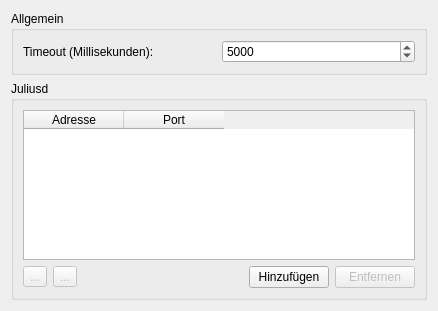
Old version of the form ui/networksettingsdlg.ui in the repository KDE/simon.
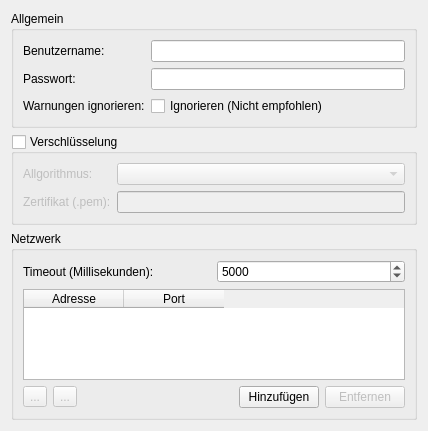
New version of the form. Icons and pictures are not drawn.

```diff
--- a/ui/networksettingsdlg.ui
+++ b/ui/networksettingsdlg.ui
@@ -5,8 +5,8 @@
    <rect>
     <x>0</x>
     <y>0</y>
-    <width>438</width>
-    <height>311</height>
+    <width>428</width>
+    <height>431</height>
    </rect>
   </property>
   <property name="windowTitle" >
@@ -28,22 +28,78 @@
       <item row="0" column="0" >
        <widget class="QLabel" name="label" >
         <property name="text" >
-         <string>Timeout (Millisekunden):</string>
+         <string>Benutzername:</string>
         </property>
        </widget>
       </item>
       <item row="0" column="1" >
-       <widget class="QSpinBox" name="sbTimeout" >
-        <property name="minimum" >
-         <number>500</number>
+       <widget class="QLineEdit" name="leUser" />
+      </item>
+      <item row="1" column="0" >
+       <widget class="QLabel" name="lbPassword" >
+        <property name="text" >
+         <string>Passwort:</string>
         </property>
-        <property name="maximum" >
-         <number>60000</number>
+       </widget>
+      </item>
+      <item row="1" column="1" >
+       <widget class="QLineEdit" name="lePass" >
+        <property name="echoMode" >
+         <enum>QLineEdit::Password</enum>
         </property>
-        <property name="value" >
-         <number>5000</number>
+       </widget>
+      </item>
+      <item row="2" column="0" >
+       <widget class="QLabel" name="lbIgnoreWarnings" >
+        <property name="text" >
+         <string>Warnungen ignorieren:</string>
         </property>
        </widget>
+      </item>
+      <item row="2" column="1" >
+       <widget class="QCheckBox" name="cbIgnoreWarnings" >
+        <property name="text" >
+         <string>Ignorieren (Nicht empfohlen)</string>
+        </property>
+       </widget>
+      </item>
+     </layout>
+    </widget>
+   </item>
+   <item>
+    <widget class="QGroupBox" name="gbEncryption" >
+     <property name="title" >
+      <string>Verschlüsselung</string>
+     </property>
+     <property name="flat" >
+      <bool>true</bool>
+     </property>
+     <property name="checkable" >
+      <bool>true</bool>
+     </property>
+     <property name="checked" >
+      <bool>false</bool>
+     </property>
+     <layout class="QGridLayout" >
+      <item row="0" column="0" >
+       <widget class="QLabel" name="lbCipher" >
+        <property name="text" >
+         <string>Allgorithmus:</string>
+        </property>
+       </widget>
+      </item>
+      <item row="0" column="1" >
+       <widget class="QComboBox" name="cbCipher" />
+      </item>
+      <item row="1" column="0" >
+       <widget class="QLabel" name="lbCert" >
+        <property name="text" >
+         <string>Zertifikat (.pem):</string>
+        </property>
+       </widget>
+      </item>
+      <item row="1" column="1" >
+       <widget class="QLineEdit" name="leCert" />
       </item>
      </layout>
     </widget>
@@ -51,12 +107,36 @@
    <item>
     <widget class="QGroupBox" name="gbJulius" >
      <property name="title" >
-      <string>Juliusd</string>
+      <string>Netzwerk</string>
      </property>
      <property name="flat" >
       <bool>true</bool>
      </property>
      <layout class="QVBoxLayout" >
+      <item>
+       <layout class="QHBoxLayout" >
+        <item>
+         <widget class="QLabel" name="lbTimeout" >
+          <property name="text" >
+           <string>Timeout (Millisekunden):</string>
+          </property>
+         </widget>
+        </item>
+        <item>
+         <widget class="QSpinBox" name="sbTimeout" >
+          <property name="minimum" >
+           <number>500</number>
+          </property>
+          <property name="maximum" >
+           <number>60000</number>
+          </property>
+          <property name="value" >
+           <number>5000</number>
+          </property>
+         </widget>
+        </item>
+       </layout>
+      </item>
       <item>
        <widget class="QTableWidget" name="twJuliusAddresses" >
         <property name="alternatingRowColors" >
```
Left out of the diff: 2 changed lines with no effect on the pictures.
